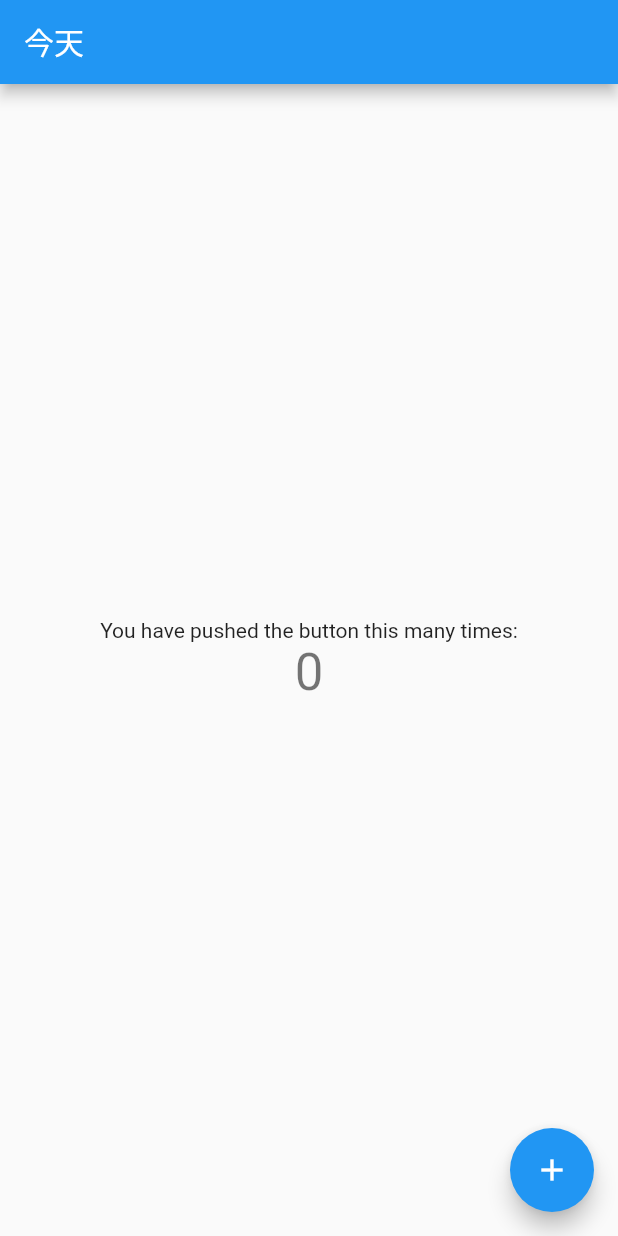
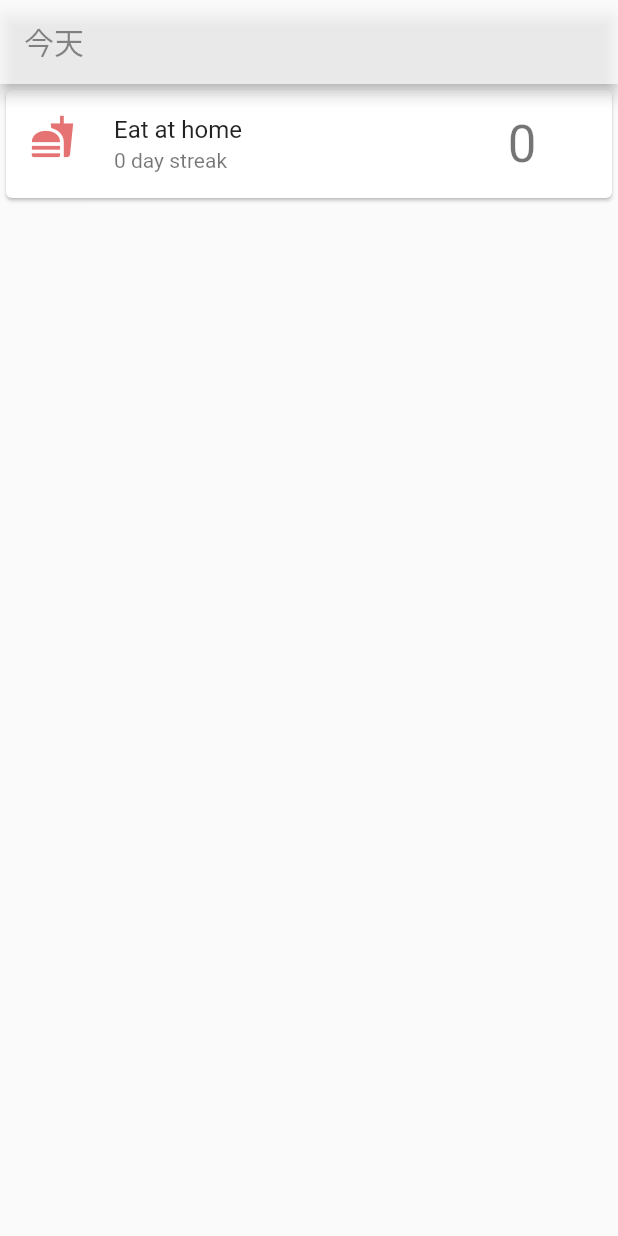
Before and after one commit to karally/life-app, a Flutter app: the screen it shows after launch, on a phone screen of 412 x 824 dp. Run offline on Flutter 3.47's test engine with Material 2 defaults, Android fonts, the phone set to English and light mode, and no system bars.

Commit message:
Some form of a static tile

```diff
--- a/lib/main.dart
+++ b/lib/main.dart
@@ -18,11 +18,6 @@ class MyApp extends StatelessWidget {
 class MyHomePage extends StatefulWidget {
   MyHomePage({Key key, this.title}) : super(key: key);
 
-  // This class is the configuration for the state. It holds the values (in this
-  // case the title) provided by the parent (in this case the App widget) and
-  // used by the build method of the State. Fields in a Widget subclass are
-  // always marked "final".
-
   final String title;
 
   @override
@@ -36,9 +31,6 @@ class _MyHomePageState extends State<MyHomePage> {
     setState(() {
       // This call to setState tells the Flutter framework that something has
       // changed in this State, which causes it to rerun the build method below
-      // so that the display can reflect the updated values. If we changed
-      // _counter without calling setState(), then the build method would not be
-      // called again, and so nothing would appear to happen.
       _counter++;
     });
   }
@@ -48,26 +40,39 @@ class _MyHomePageState extends State<MyHomePage> {
     // This method is rerun every time setState is called.
     return Scaffold(
       appBar: AppBar(
-        title: Text(widget.title),
+        title: Text(
+          widget.title,
+          style: TextStyle(
+            color: Colors.black45
+          ),
+        ),
+        backgroundColor: Colors.white70,
       ),
-      body: Center(
-        child: Column(
-          mainAxisAlignment: MainAxisAlignment.center,
-          children: <Widget>[
-            Text(
-              'You have pushed the button this many times:',
-            ),
-            Text(
-              '$_counter',
-              style: Theme.of(context).textTheme.display1,
-            ),
-          ],
+      body: _buildHabits(),
+    );
+  }
+
+  Widget _buildHabits() {
+    return _buildHabit('Eat at home');
+  }
+
+  Widget _buildHabit(String habitName) {
+    return Card(
+      child: ListTile(
+        leading: Icon(
+          Icons.fastfood,
+          color: Colors.red[300],
+          size: 30.0
         ),
-      ),
-      floatingActionButton: FloatingActionButton(
-        onPressed: _incrementCounter,
-        tooltip: 'Increment',
-        child: Icon(Icons.add),
+        title: Text(habitName),
+        subtitle: Text('0 day streak'),
+        trailing: FlatButton(
+          onPressed: _incrementCounter,
+          child: Text(
+            '$_counter',
+            style: Theme.of(context).textTheme.display1,
+          ),
+        ),
       ),
     );
   }
```
